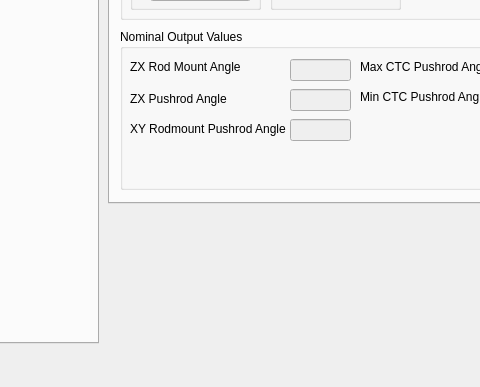
chadat23/MotionVisualizer, file main_window.ui: the form before one commit; both pictures show x 572 to 1052 and y 347 to 734 of the 1145 by 734 pixel window.
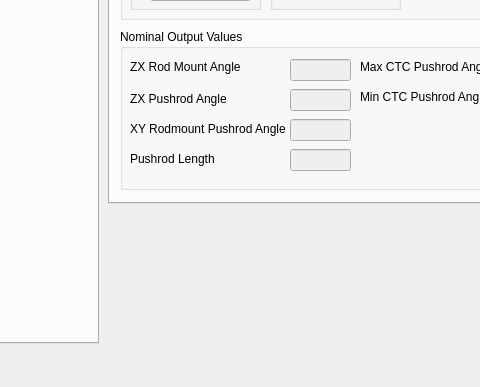
The form after the commit. Icons and pictures are not drawn.

Commit message: Added pushrod length to UI output

What changed in the file:
```diff
--- a/main_window.ui
+++ b/main_window.ui
@@ -759,6 +759,35 @@
         <string/>
        </property>
       </widget>
+      <widget class="QLabel" name="label_46">
+       <property name="geometry">
+        <rect>
+         <x>10</x>
+         <y>120</y>
+         <width>141</width>
+         <height>20</height>
+        </rect>
+       </property>
+       <property name="text">
+        <string>Pushrod Length</string>
+       </property>
+      </widget>
+      <widget class="QLineEdit" name="pushrod_length_ctc">
+       <property name="enabled">
+        <bool>false</bool>
+       </property>
+       <property name="geometry">
+        <rect>
+         <x>170</x>
+         <y>120</y>
+         <width>61</width>
+         <height>22</height>
+        </rect>
+       </property>
+       <property name="text">
+        <string/>
+       </property>
+      </widget>
      </widget>
     </widget>
     <widget class="QWidget" name="la_tab">
```
Left out of the diff: 29 changed lines with no effect on the pictures. The commit also changes 4 other files.
